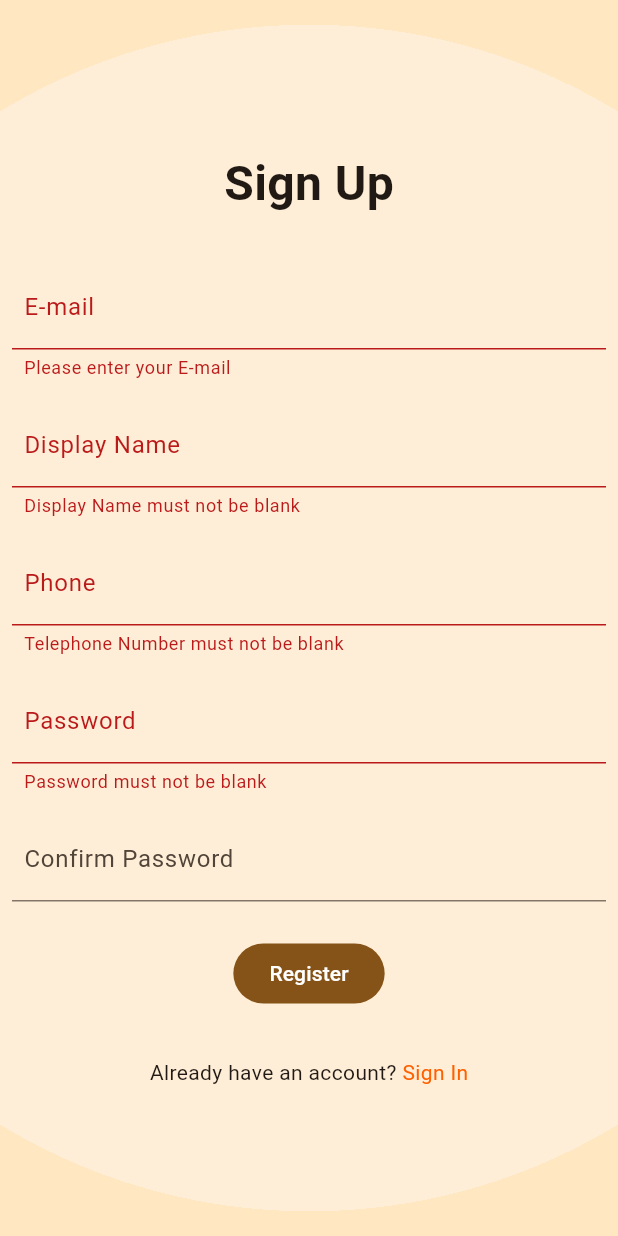
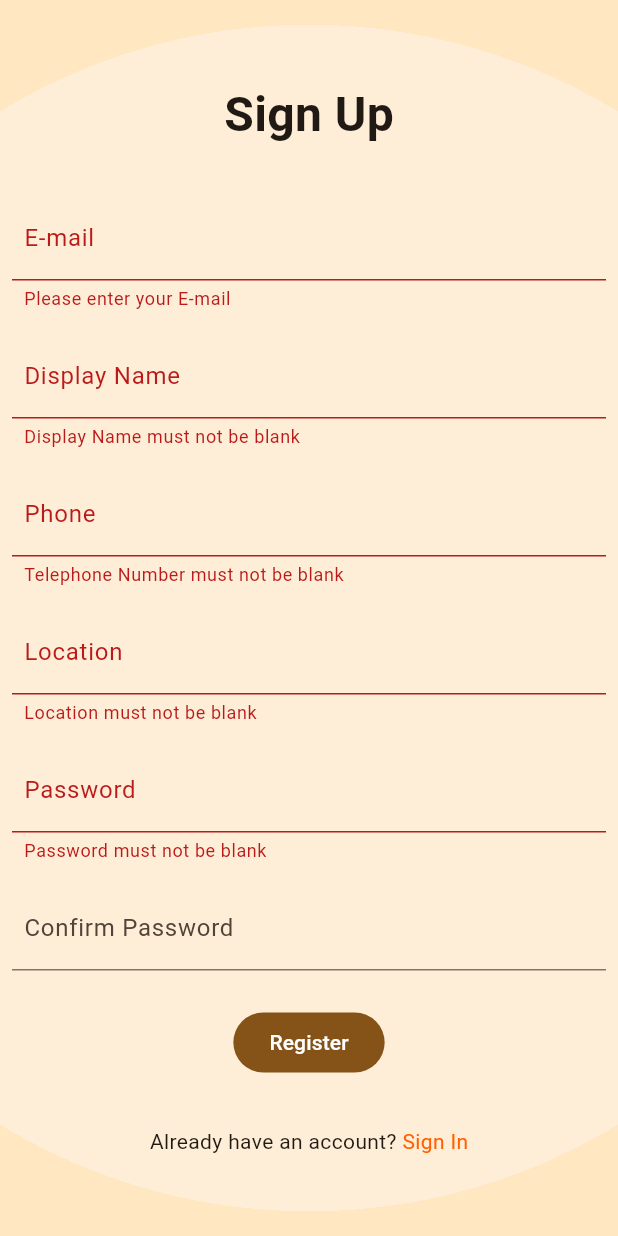
Before and after one commit to NaiNonTH/monkeyfood, a Flutter app: the RegisterPage screen opened by its route, after a tap on "Register", on a phone screen of 412 x 824 dp. Run offline on Flutter 3.47's test engine with Material 3 defaults, Android fonts, the phone set to English and light mode, and no system bars; our stand-ins replace file_picker, flutter_bloc, flutter_dotenv, go_router, random_string, shared_preferences and 1 more; missing offline and left inert: humanize; accounts and stored records are empty; network calls fail.

Commit message:
require users to enter location detail on signing up

```diff
--- a/lib/pages/register_page.dart
+++ b/lib/pages/register_page.dart
@@ -16,6 +16,7 @@ class _RegisterPageState extends State<RegisterPage> {
   final _emailController = TextEditingController();
   final _displayNameController = TextEditingController();
   final _phoneController = TextEditingController();
+  final _locationController = TextEditingController();
   final _passwordController = TextEditingController();
   final _confirmPasswordController = TextEditingController();
 
@@ -24,6 +25,7 @@ class _RegisterPageState extends State<RegisterPage> {
     _emailController.dispose();
     _passwordController.dispose();
     _confirmPasswordController.dispose();
+    _locationController.dispose();
     _phoneController.dispose();
     _displayNameController.dispose();
     super.dispose();
@@ -117,6 +119,18 @@ class _RegisterPageState extends State<RegisterPage> {
                       ),
                       SizedBox(height: 16),
                       _buildTextField(
+                        controller: _locationController,
+                        label: 'Location',
+                        validator: (value) {
+                          if (value == null || value == '') {
+                            return 'Location must not be blank';
+                          }
+
+                          return null;
+                        },
+                      ),
+                      SizedBox(height: 16),
+                      _buildTextField(
                         controller: _passwordController,
                         obscureText: true,
                         label: 'Password',
@@ -156,6 +170,7 @@ class _RegisterPageState extends State<RegisterPage> {
                                 password: _passwordController.text,
                                 data: {
                                   'display_name': _displayNameController.text,
+                                  'location': _locationController.text,
                                   'tel': _phoneController.text,
                                 },
                               );
```
